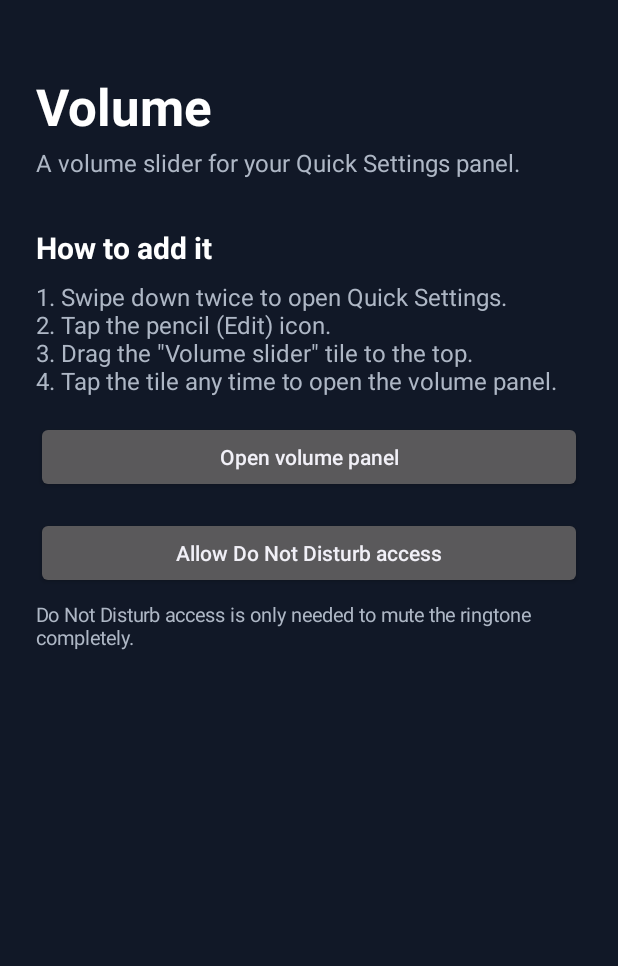
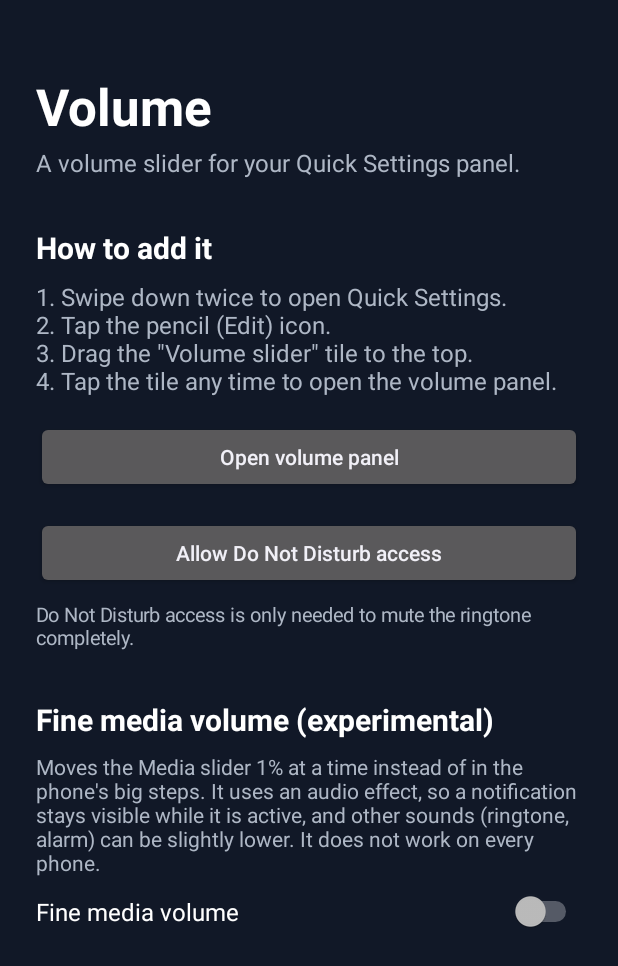
Before and after one commit to shahidabdulmd1962-stack/VolumeSlider, an Android app: the screen it shows after launch (MainActivity), on a phone screen of 412 x 824 dp. Shown: the top 966 px of the screen. Run offline under Robolectric (Android 15) with nearby library versions, the phone set to English and light mode, and no system bars.

Commit message:
Update MainActivity.kt

```diff
--- a/app/src/main/java/com/volumeslider/app/MainActivity.kt
+++ b/app/src/main/java/com/volumeslider/app/MainActivity.kt
@@ -1,17 +1,22 @@
 package com.volumeslider.app
 
+import android.Manifest
 import android.app.Activity
 import android.content.Intent
+import android.content.pm.PackageManager
 import android.graphics.Color
 import android.graphics.Typeface
+import android.os.Build
 import android.os.Bundle
 import android.provider.Settings
 import android.widget.Button
 import android.widget.LinearLayout
 import android.widget.ScrollView
+import android.widget.Switch
 import android.widget.TextView
+import android.widget.Toast
 
-/** Launcher screen: shows how to add the tile and lets you test the panel. */
+/** Launcher screen: shows how to add the tile, lets you test the panel and turn on fine volume. */
 class MainActivity : Activity() {
 
     private val grey = 0xFFAEB7C5.toInt()
@@ -46,10 +51,49 @@ class MainActivity : Activity() {
             text("Do Not Disturb access is only needed to mute the ringtone completely.", 13f, grey, top = 8)
         )
 
+        column.addView(text("Fine media volume (experimental)", 20f, Color.WHITE, bold = true, top = 32))
+        column.addView(
+            text(
+                "Moves the Media slider 1% at a time instead of in the phone's big steps. " +
+                    "It uses an audio effect, so a notification stays visible while it is active, " +
+                    "and other sounds (ringtone, alarm) can be slightly lower. " +
+                    "It does not work on every phone.",
+                14f, grey, top = 8
+            )
+        )
+        column.addView(fineSwitch())
+
         val scroll = ScrollView(this)
         scroll.setBackgroundColor(0xFF111827.toInt())
         scroll.addView(column)
         setContentView(scroll)
+    }
+
+    private fun fineSwitch(): Switch {
+        val sw = Switch(this)
+        sw.text = "Fine media volume"
+        sw.textSize = 16f
+        sw.setTextColor(Color.WHITE)
+        sw.setPadding(0, dp(12), 0, dp(12))
+        sw.isChecked = FineVolume.isEnabled(this)
+        sw.setOnCheckedChangeListener { button, checked ->
+            if (checked && !FineVolume.isSupported()) {
+                Toast.makeText(this, "This phone does not allow fine volume control", Toast.LENGTH_LONG).show()
+                button.isChecked = false
+            } else {
+                FineVolume.setEnabled(this, checked)
+                if (checked) askNotificationPermission()
+            }
+        }
+        return sw
+    }
+
+    private fun askNotificationPermission() {
+        if (Build.VERSION.SDK_INT >= Build.VERSION_CODES.TIRAMISU &&
+            checkSelfPermission(Manifest.permission.POST_NOTIFICATIONS) != PackageManager.PERMISSION_GRANTED
+        ) {
+            requestPermissions(arrayOf(Manifest.permission.POST_NOTIFICATIONS), 1)
+        }
     }
 
     private fun text(s: String, size: Float, color: Int, bold: Boolean = false, top: Int = 0): TextView {
```
